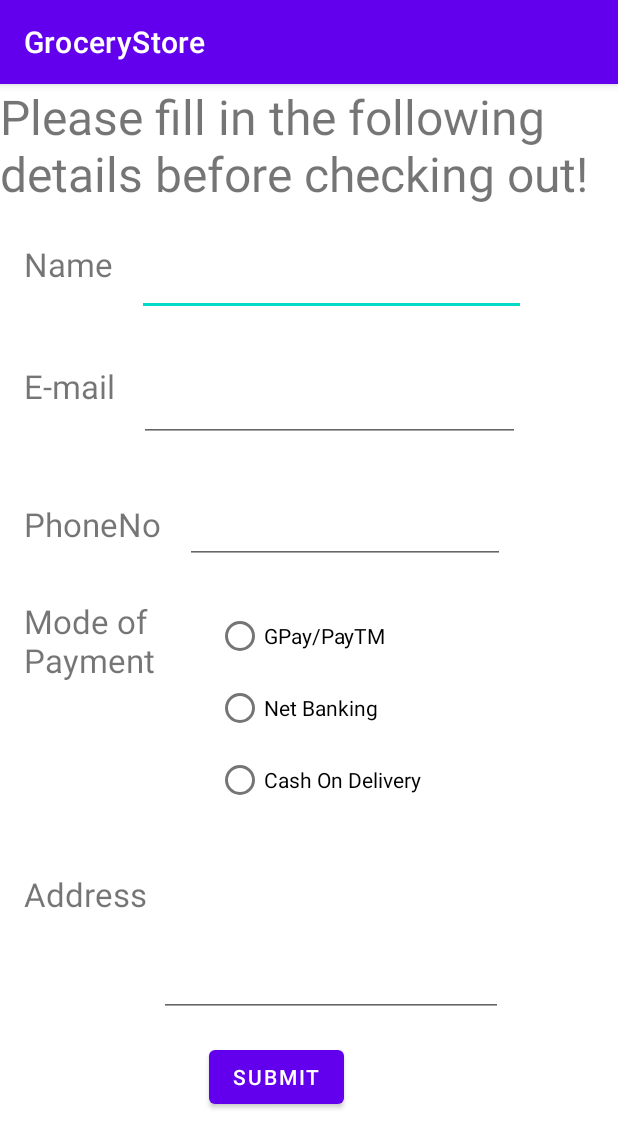
After one commit to ameyaphatak88/TheGrocersShop, an Android app: the CheckoutActivity screen opened directly, with no data from a screen before it, on a phone screen of 412 x 824 dp. The commit adds this screen. Shown: the top 1148 px of the screen. Run offline under Robolectric (Android 15) with nearby library versions, the light colour scheme and no system bars.

Commit message:
3rd page complete

```diff
--- a/app/src/main/AndroidManifest.xml
+++ b/app/src/main/AndroidManifest.xml
@@ -9,7 +9,8 @@
         android:roundIcon="@mipmap/ic_launcher_round"
         android:supportsRtl="true"
         android:theme="@style/Theme.GroceryStore">
-        <activity android:name=".SecondActivity"></activity>
+        <activity android:name=".CheckoutActivity"></activity>
+        <activity android:name=".SecondActivity" />
         <activity android:name=".MainActivity">
             <intent-filter>
                 <action android:name="android.intent.action.MAIN" />
--- /dev/null
+++ b/app/src/main/java/com/example/grocerystore/CheckoutActivity.java
@@ -0,0 +1,14 @@
+package com.example.grocerystore;
+
+import androidx.appcompat.app.AppCompatActivity;
+
+import android.os.Bundle;
+
+public class CheckoutActivity extends AppCompatActivity {
+
+    @Override
+    protected void onCreate(Bundle savedInstanceState) {
+        super.onCreate(savedInstanceState);
+        setContentView(R.layout.checkoutactivity);
+    }
+}
--- a/app/src/main/java/com/example/grocerystore/MainActivity.java
+++ b/app/src/main/java/com/example/grocerystore/MainActivity.java
@@ -160,7 +160,7 @@ public class MainActivity extends AppCompatActivity {
     }
 
     public void goToCheckOutActivity(){
-        Intent intent = new Intent(this, SecondActivity.class).putExtra("passed", passOnToNextActivity);
+        Intent intent = new Intent(this, CheckoutActivity.class).putExtra("passed", passOnToNextActivity);
         startActivity(intent);
     }
 
--- /dev/null
+++ b/app/src/main/res/layout/checkoutactivity.xml
@@ -0,0 +1,167 @@
+<?xml version="1.0" encoding="utf-8"?>
+<androidx.constraintlayout.widget.ConstraintLayout xmlns:android="http://schemas.android.com/apk/res/android"
+    xmlns:app="http://schemas.android.com/apk/res-auto"
+    xmlns:tools="http://schemas.android.com/tools"
+    android:layout_width="match_parent"
+    android:layout_height="match_parent"
+    tools:context=".CheckoutActivity">
+
+    <TextView
+        android:id="@+id/textView"
+        android:layout_width="wrap_content"
+        android:layout_height="wrap_content"
+        android:text="Please fill in the following details before checking out!"
+        android:textSize="32dp"
+        tools:layout_editor_absoluteX="0dp"
+        tools:layout_editor_absoluteY="16dp" />
+
+    <TextView
+        android:id="@+id/textView2"
+        android:layout_width="wrap_content"
+        android:layout_height="wrap_content"
+        android:layout_marginStart="16dp"
+        android:layout_marginLeft="16dp"
+        android:layout_marginTop="24dp"
+        android:text="Name"
+        android:textSize="22dp"
+        app:layout_constraintStart_toStartOf="parent"
+        app:layout_constraintTop_toBottomOf="@+id/textView" />
+
+    <EditText
+        android:id="@+id/editTextTextPersonName"
+        android:layout_width="259dp"
+        android:layout_height="49dp"
+        android:layout_marginStart="16dp"
+        android:layout_marginLeft="16dp"
+        android:layout_marginTop="24dp"
+        android:ems="10"
+        android:inputType="textPersonName"
+        app:layout_constraintStart_toEndOf="@+id/textView2"
+        app:layout_constraintTop_toBottomOf="@+id/textView" />
+
+    <TextView
+        android:id="@+id/textView3"
+        android:layout_width="wrap_content"
+        android:layout_height="wrap_content"
+        android:layout_marginStart="16dp"
+        android:layout_marginLeft="16dp"
+        android:layout_marginTop="52dp"
+        android:text="E-mail"
+        android:textSize="22dp"
+        app:layout_constraintStart_toStartOf="parent"
+        app:layout_constraintTop_toBottomOf="@+id/textView2" />
+
+    <EditText
+        android:id="@+id/editTextTextPersonName3"
+        android:layout_width="254dp"
+        android:layout_height="52dp"
+        android:layout_marginStart="16dp"
+        android:layout_marginLeft="16dp"
+        android:layout_marginTop="32dp"
+        android:ems="10"
+        android:inputType="textPersonName"
+        app:layout_constraintStart_toEndOf="@+id/textView3"
+        app:layout_constraintTop_toBottomOf="@+id/editTextTextPersonName" />
+
+    <TextView
+        android:id="@+id/textView5"
+        android:layout_width="wrap_content"
+        android:layout_height="wrap_content"
+        android:layout_marginStart="16dp"
+        android:layout_marginLeft="16dp"
+        android:layout_marginTop="40dp"
+        android:text="PhoneNo"
+        android:textSize="22dp"
+        app:layout_constraintStart_toStartOf="parent"
+        app:layout_constraintTop_toBottomOf="@+id/editTextTextPersonName3" />
+
+    <EditText
+        android:id="@+id/editTextPhone2"
+        android:layout_width="wrap_content"
+        android:layout_height="wrap_content"
+        android:layout_marginStart="16dp"
+        android:layout_marginLeft="16dp"
+        android:layout_marginTop="36dp"
+        android:ems="10"
+        android:inputType="phone"
+        app:layout_constraintStart_toEndOf="@+id/textView5"
+        app:layout_constraintTop_toBottomOf="@+id/editTextTextPersonName3" />
+
+    <RadioGroup
+        android:id="@+id/radioGroup"
+        android:layout_width="wrap_content"
+        android:layout_height="wrap_content"
+        android:layout_marginStart="144dp"
+        android:layout_marginLeft="144dp"
+        android:layout_marginTop="24dp"
+        app:layout_constraintStart_toStartOf="parent"
+        app:layout_constraintTop_toBottomOf="@+id/editTextPhone2">
+
+        <RadioButton
+            android:id="@+id/radioButton4"
+            android:layout_width="match_parent"
+            android:layout_height="wrap_content"
+            android:text="GPay/PayTM" />
+
+        <RadioButton
+            android:id="@+id/radioButton3"
+            android:layout_width="match_parent"
+            android:layout_height="wrap_content"
+            android:text="Net Banking" />
+
+        <RadioButton
+            android:id="@+id/radioButton"
+            android:layout_width="match_parent"
+            android:layout_height="wrap_content"
+            android:text="Cash On Delivery" />
+    </RadioGroup>
+
+    <TextView
+        android:id="@+id/textView6"
+        android:layout_width="98dp"
+        android:layout_height="92dp"
+        android:layout_marginStart="16dp"
+        android:layout_marginLeft="16dp"
+        android:layout_marginTop="35dp"
+        android:text="Mode of Payment"
+        android:textSize="22dp"
+        app:layout_constraintStart_toStartOf="parent"
+        app:layout_constraintTop_toBottomOf="@+id/textView5" />
+
+    <TextView
+        android:id="@+id/textView7"
+        android:layout_width="wrap_content"
+        android:layout_height="wrap_content"
+        android:layout_marginStart="16dp"
+        android:layout_marginLeft="16dp"
+        android:layout_marginTop="90dp"
+        android:text="Address"
+        android:textSize="22dp"
+        app:layout_constraintStart_toStartOf="parent"
+        app:layout_constraintTop_toBottomOf="@+id/textView6" />
+
+    <EditText
+        android:id="@+id/editTextTextPostalAddress"
+        android:layout_width="229dp"
+        android:layout_height="96dp"
+        android:layout_marginStart="8dp"
+        android:layout_marginLeft="8dp"
+        android:layout_marginTop="38dp"
+        android:ems="10"
+        android:inputType="textPostalAddress"
+        app:layout_constraintStart_toEndOf="@+id/textView7"
+        app:layout_constraintTop_toBottomOf="@+id/radioGroup" />
+
+    <Button
+        android:id="@+id/button"
+        android:layout_width="wrap_content"
+        android:layout_height="wrap_content"
+        android:layout_marginStart="139dp"
+        android:layout_marginLeft="139dp"
+        android:layout_marginTop="16dp"
+        android:text="Submit"
+        app:layout_constraintStart_toStartOf="parent"
+        app:layout_constraintTop_toBottomOf="@+id/editTextTextPostalAddress" />
+
+
+</androidx.constraintlayout.widget.ConstraintLayout>
```
